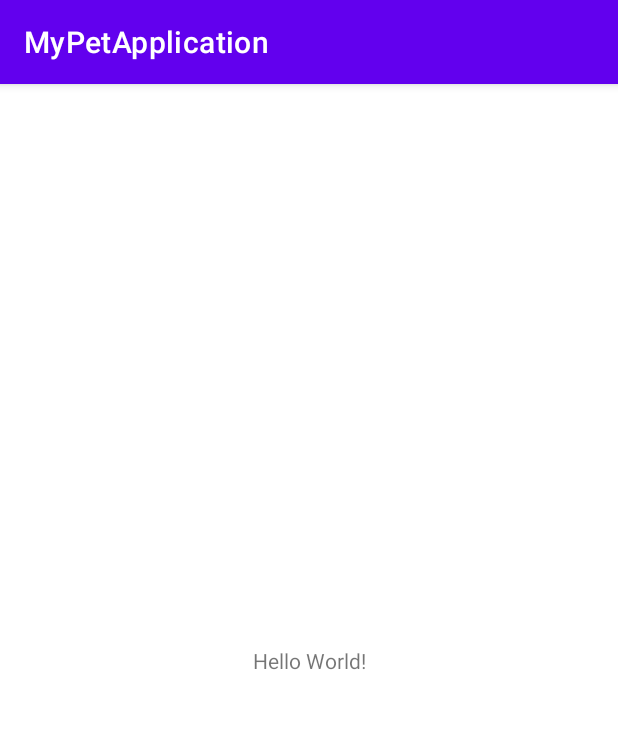
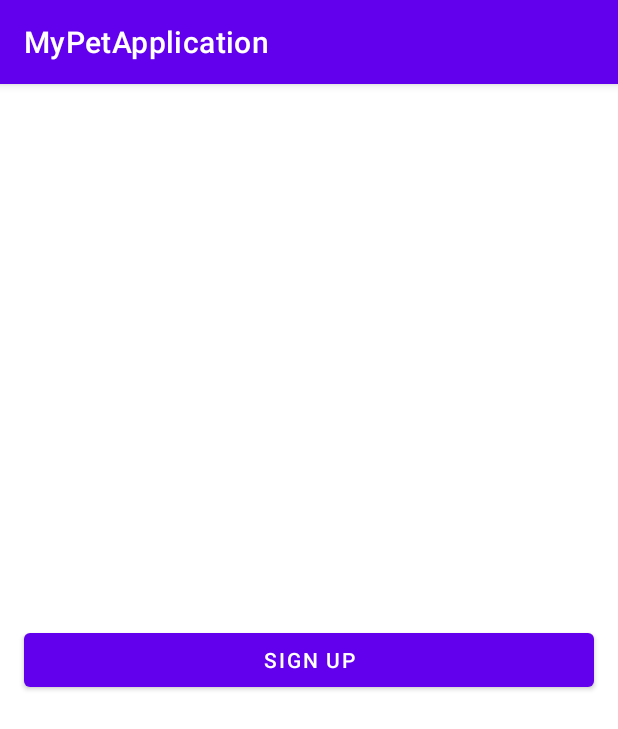
Before and after one commit to RusakovSergiiDev/MyPetApplication, an Android app: the screen it shows after launch (MainActivity), on a phone screen of 412 x 824 dp. Shown: the top 729 px of the screen. Run offline under Robolectric (Android 15) with nearby library versions, the phone set to English and light mode, and no system bars; our stand-ins replace Firebase (no records; nobody signed in at launch, a user with empty details on screens opened directly).

```diff
--- a/app/build.gradle
+++ b/app/build.gradle
@@ -1,6 +1,7 @@
 plugins {
     id 'com.android.application'
     id 'org.jetbrains.kotlin.android'
+    id 'com.google.gms.google-services'
 }
 
 android {
@@ -37,7 +38,5 @@ dependencies {
     implementation 'androidx.appcompat:appcompat:1.4.2'
     implementation 'com.google.android.material:material:1.6.1'
     implementation 'androidx.constraintlayout:constraintlayout:2.1.4'
-    testImplementation 'junit:junit:4.13.2'
-    androidTestImplementation 'androidx.test.ext:junit:1.1.3'
-    androidTestImplementation 'androidx.test.espresso:espresso-core:3.4.0'
+    implementation 'com.google.firebase:firebase-auth-ktx:21.1.0'
 }
--- a/app/src/main/res/layout/activity_main.xml
+++ b/app/src/main/res/layout/activity_main.xml
@@ -6,10 +6,12 @@
     android:layout_height="match_parent"
     tools:context=".MainActivity">
 
-    <TextView
-        android:layout_width="wrap_content"
+    <com.google.android.material.button.MaterialButton
+        android:id="@+id/signUpButton"
+        android:layout_width="0dp"
         android:layout_height="wrap_content"
-        android:text="Hello World!"
+        android:layout_marginHorizontal="@dimen/margin_16dp"
+        android:text="@string/sign_up"
         app:layout_constraintBottom_toBottomOf="parent"
         app:layout_constraintEnd_toEndOf="parent"
         app:layout_constraintStart_toStartOf="parent"
--- /dev/null
+++ b/app/src/main/res/values/dimens.xml
@@ -0,0 +1,4 @@
+<?xml version="1.0" encoding="utf-8"?>
+<resources>
+    <dimen name="margin_16dp">16dp</dimen>
+</resources>
--- a/app/src/main/res/values/strings.xml
+++ b/app/src/main/res/values/strings.xml
@@ -1,3 +1,5 @@
 <resources>
     <string name="app_name">MyPetApplication</string>
+
+    <string name="sign_up">Sign Up</string>
 </resources>
```
Also changed, not shown: app/src/main/java/com/example/mypetapplication/MainActivity.kt (+58 -0 lines), build.gradle (+8 -4 lines), gradle/wrapper/gradle-wrapper.properties, 1 other file.
